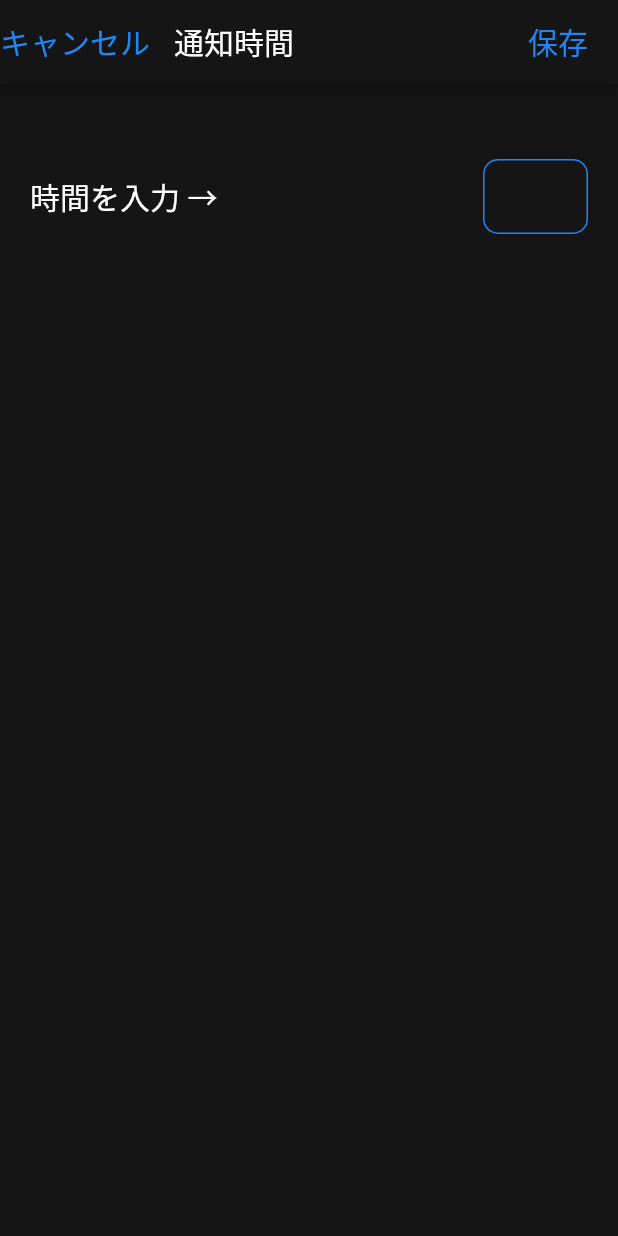
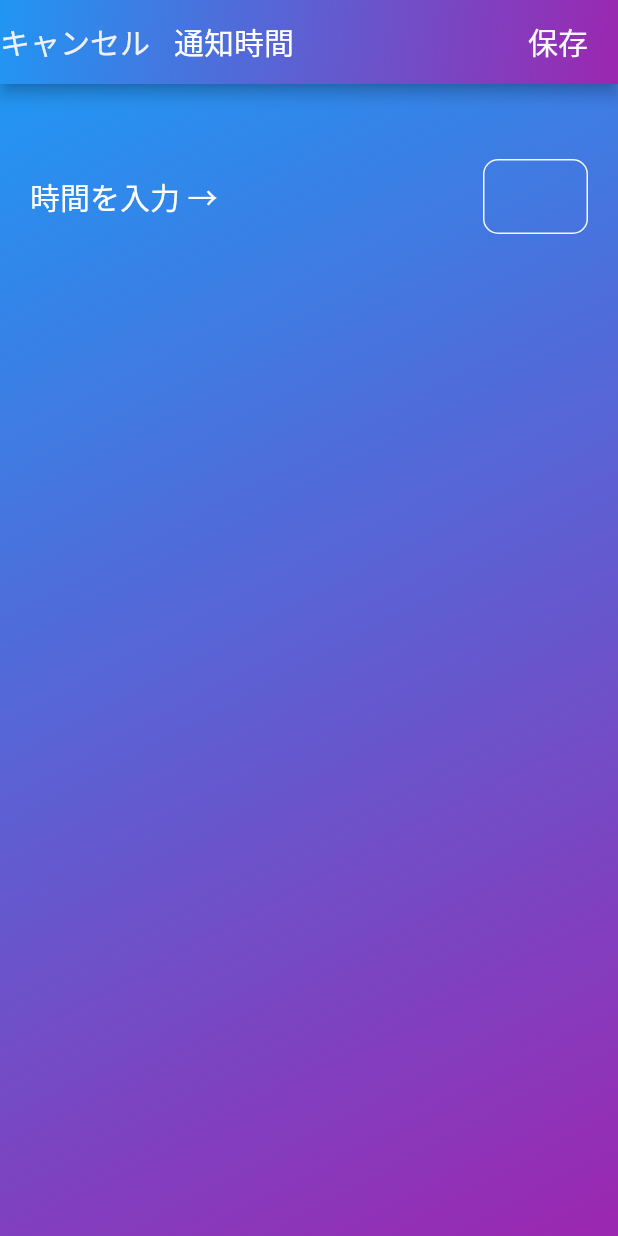
Before and after one commit to hashimo000/famous_quote_app, a Flutter app: the screen it shows after launch, item 2 of the bottom bar chosen, after a tap on the "add" icon, on a phone screen of 412 x 824 dp. Run offline on Flutter 3.47's test engine with Material 2 defaults, Android fonts, the phone set to English and light mode, and no system bars; our stand-ins replace flutter_local_notifications, flutter_riverpod, flutter_slidable, sqflite, timezone; accounts and stored records are empty.

Commit message:
UI design change

```diff
--- a/lib/main.dart
+++ b/lib/main.dart
@@ -35,7 +35,7 @@ class MyApp extends ConsumerWidget {
         ),
       const BottomNavigationBarItem(
           icon:Icon(Icons.alarm),
-          label: "アラーム",
+          label: "通知",
           ),
       const BottomNavigationBarItem(
           icon:Icon(Icons.description),
--- a/lib/pages/add_edit_alarm_page.dart
+++ b/lib/pages/add_edit_alarm_page.dart
@@ -58,7 +58,7 @@ void setNotification(int id,DateTime alarmTime){
         leading: GestureDetector(
           child: Container(
           alignment: Alignment.center,
-          child: const Text("キャンセル",style: TextStyle(color: Color.fromARGB(255, 32, 134, 243),fontSize: 20),),
+          child: const Text("キャンセル",style: TextStyle(color: Color.fromARGB(255, 239, 241, 244),fontSize: 20),),
         ),
         onTap:(){
           Navigator.pop(context);
@@ -69,7 +69,7 @@ void setNotification(int id,DateTime alarmTime){
           child:Container(
             padding: const EdgeInsets.only(right: 20),
             alignment: Alignment.center,
-            child: const Text("保存",style: TextStyle(color:Color.fromARGB(255, 32, 134, 243),fontSize: 20),),
+            child: const Text("保存",style: TextStyle(color:Color.fromARGB(255, 252, 252, 253),fontSize: 20),),
           ),
           onTap: ()async{
             DateTime now = DateTime.now();
@@ -95,14 +95,28 @@ void setNotification(int id,DateTime alarmTime){
           ),
 
         ],
+        flexibleSpace: Container(
+    decoration: BoxDecoration(
+      gradient: LinearGradient(
+        begin: Alignment.topLeft,
+        end: Alignment.bottomRight,
+        colors: [Colors.blue, Colors.purple],
+      ),
+    ),
+  ),
 
 
-        backgroundColor:const Color.fromARGB(255, 21, 21, 22),
         title: const Text("通知時間"),
       ),
       body: Container(
         height: double.infinity,
-        color: const Color.fromARGB(255, 21, 21, 22),
+      decoration: BoxDecoration(
+      gradient: LinearGradient(
+        begin: Alignment.topLeft,
+        end: Alignment.bottomRight,
+        colors: [Colors.blue, Colors.purple],
+      ),
+    ),
         child:Column(
           children: [
             const SizedBox(height: 50,),
@@ -115,7 +129,7 @@ void setNotification(int id,DateTime alarmTime){
             Container(
               width: 70,
               decoration: BoxDecoration(
-                border: Border.all(color:const Color.fromARGB(255, 32, 134, 243)),
+                border: Border.all(color:Color.fromARGB(255, 245, 246, 247)),
                 borderRadius: BorderRadius.circular(10),
 
               ),
```
